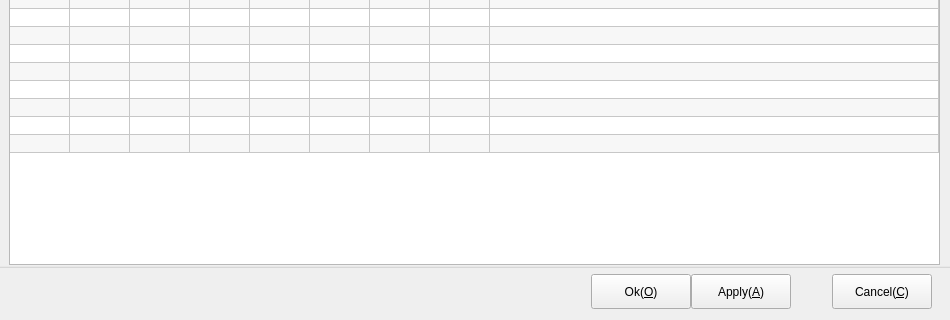
Above: src/QCPF_Plugins/QCPF_PluginManager/PluginManager.ui from Jamie-tong/QCPFrame before the change; both pictures show x 0 to 950 and y 350 to 670 of the 950 by 670 pixel window. Below: the same form after it.
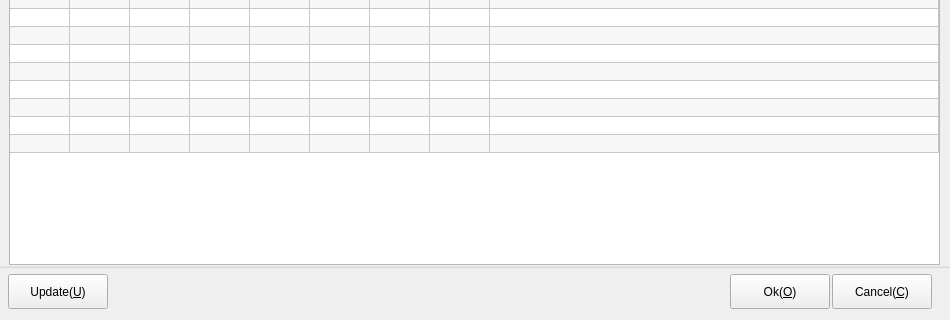
That is the form after the change. Icons and pictures are not drawn.

The edit to the form file:
```diff
--- a/src/QCPF_Plugins/QCPF_PluginManager/PluginManager.ui
+++ b/src/QCPF_Plugins/QCPF_PluginManager/PluginManager.ui
@@ -667,7 +667,7 @@
   <widget class="QPushButton" name="btnOk">
    <property name="geometry">
     <rect>
-     <x>591</x>
+     <x>730</x>
      <y>624</y>
      <width>100</width>
      <height>35</height>
@@ -705,7 +705,7 @@
   <widget class="QPushButton" name="btnApply">
    <property name="geometry">
     <rect>
-     <x>691</x>
+     <x>8</x>
      <y>624</y>
      <width>100</width>
      <height>35</height>
@@ -718,7 +718,7 @@
     </size>
    </property>
    <property name="text">
-    <string>Apply(&amp;A)</string>
+    <string>Update(&amp;U)</string>
    </property>
   </widget>
   <widget class="QGroupBox" name="groupBox_3">
```
Left out of the diff: 2 changed lines with no effect on the pictures.
